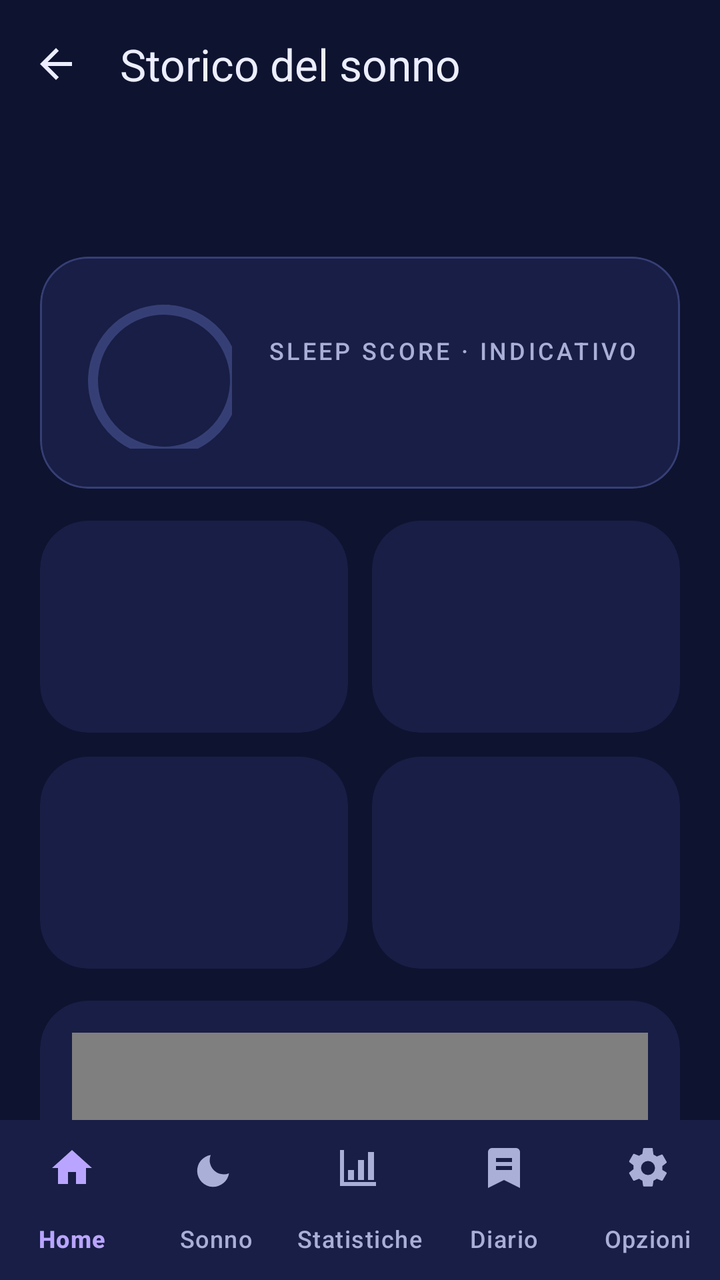
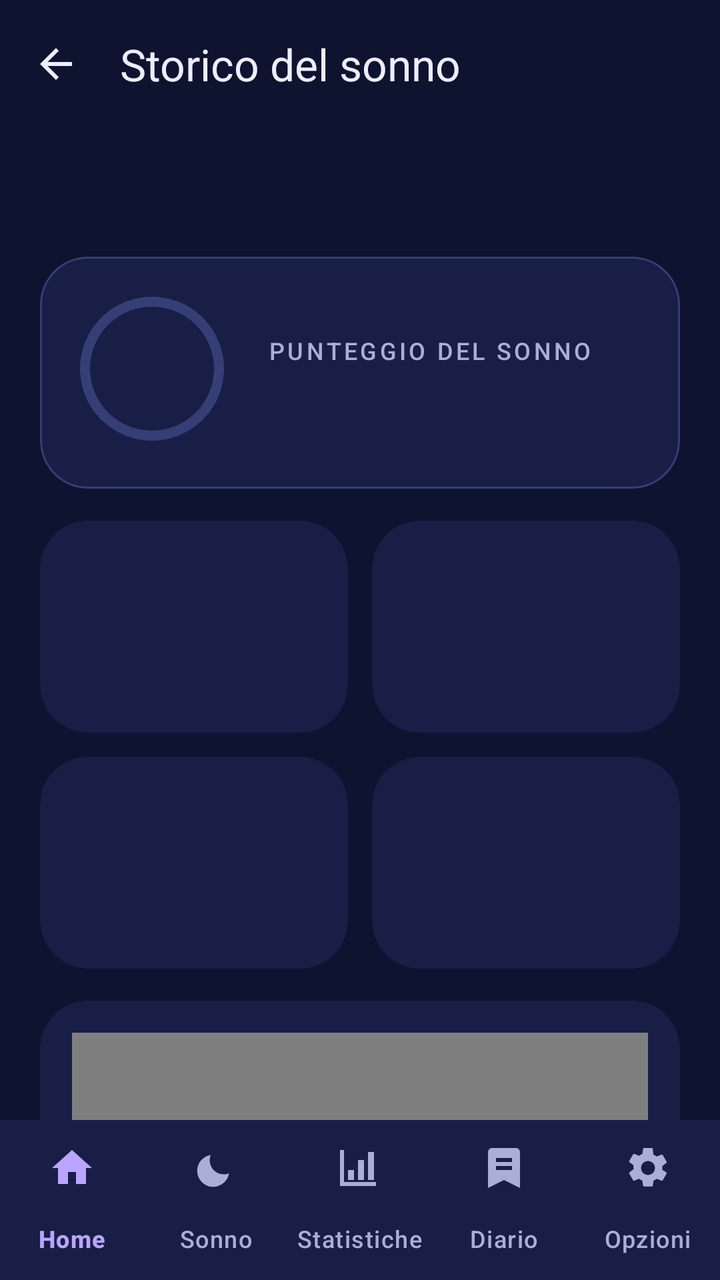

Screens rendered from an Android XML layout before and after an edit, with the pre-edit source and the edit as a unified diff.
<!-- AndroidManifest.xml: application theme Theme.Svegliami -->
<!-- res/layout/activity_sleep.xml -->
<?xml version="1.0" encoding="utf-8"?>
<LinearLayout xmlns:android="http://schemas.android.com/apk/res/android"
    xmlns:app="http://schemas.android.com/apk/res-auto"
    android:layout_width="match_parent"
    android:layout_height="match_parent"
    android:background="@color/night_bg"
    android:orientation="vertical">

    <com.google.android.material.appbar.MaterialToolbar
        android:id="@+id/toolbar"
        android:layout_width="match_parent"
        android:layout_height="?attr/actionBarSize"
        app:navigationIcon="@drawable/ic_arrow_back"
        app:title="Storico del sonno"
        app:titleTextColor="@color/on_surface" />

    <androidx.core.widget.NestedScrollView
        android:layout_width="match_parent"
        android:layout_height="0dp"
        android:layout_weight="1">

        <LinearLayout
            android:layout_width="match_parent"
            android:layout_height="wrap_content"
            android:orientation="vertical"
            android:paddingStart="20dp"
            android:paddingEnd="20dp"
            android:paddingBottom="32dp">

            <TextView
                android:id="@+id/tvNight"
                style="@style/Svegliami.Title"
                android:layout_width="wrap_content"
                android:layout_height="wrap_content" />

            <TextView
                android:id="@+id/tvNightRange"
                style="@style/Svegliami.Body"
                android:layout_width="wrap_content"
                android:layout_height="wrap_content" />

            <com.google.android.material.card.MaterialCardView
                android:id="@+id/scoreCard"
                android:layout_width="match_parent"
                android:layout_height="wrap_content"
                android:layout_marginTop="16dp"
                app:cardBackgroundColor="@color/surface"
                app:cardCornerRadius="24dp"
                app:strokeColor="@color/outline"
                app:strokeWidth="1dp">

                <LinearLayout
                    android:layout_width="match_parent"
                    android:layout_height="wrap_content"
                    android:gravity="center_vertical"
                    android:orientation="horizontal"
                    android:padding="20dp">

                    <FrameLayout
                        android:layout_width="76dp"
                        android:layout_height="76dp">

                        <com.google.android.material.progressindicator.CircularProgressIndicator
                            android:id="@+id/scoreProgress"
                            android:layout_width="match_parent"
                            android:layout_height="match_parent"
                            app:indicatorColor="@color/tertiary"
                            app:indicatorSize="76dp"
                            app:trackColor="@color/outline"
                            app:trackThickness="5dp" />

                        <TextView
                            android:id="@+id/tvScore"
                            android:layout_width="match_parent"
                            android:layout_height="match_parent"
                            android:gravity="center"
                            android:textColor="@color/on_surface"
                            android:textSize="24sp"
                            android:fontFamily="sans-serif-medium" />
                    </FrameLayout>

                    <LinearLayout
                        android:layout_width="0dp"
                        android:layout_height="wrap_content"
                        android:layout_marginStart="18dp"
                        android:layout_weight="1"
                        android:orientation="vertical">

                        <TextView
                            style="@style/Svegliami.Overline"
                            android:layout_width="wrap_content"
                            android:layout_height="wrap_content"
                            android:text="SLEEP SCORE · INDICATIVO" />

                        <TextView
                            android:id="@+id/tvScoreExplanation"
                            style="@style/Svegliami.Body"
                            android:layout_width="match_parent"
                            android:layout_height="wrap_content"
                            android:layout_marginTop="6dp"
                            android:textSize="12sp" />
                    </LinearLayout>
                </LinearLayout>
            </com.google.android.material.card.MaterialCardView>

            
            <LinearLayout
                android:id="@+id/statsBlock"
                android:layout_width="match_parent"
                android:layout_height="wrap_content"
                android:layout_marginTop="16dp"
                android:orientation="vertical">

                <LinearLayout
                    android:layout_width="match_parent"
                    android:layout_height="wrap_content"
                    android:orientation="horizontal">

                    <include android:id="@+id/statSleep" layout="@layout/item_stat"
                        android:layout_width="0dp" android:layout_height="wrap_content" android:layout_weight="1"
                        android:layout_marginEnd="6dp" />

                    <include android:id="@+id/statDeep" layout="@layout/item_stat"
                        android:layout_width="0dp" android:layout_height="wrap_content" android:layout_weight="1"
                        android:layout_marginStart="6dp" />
                </LinearLayout>

                <LinearLayout
                    android:layout_width="match_parent"
                    android:layout_height="wrap_content"
                    android:layout_marginTop="12dp"
                    android:orientation="horizontal">

                    <include android:id="@+id/statWake" layout="@layout/item_stat"
                        android:layout_width="0dp" android:layout_height="wrap_content" android:layout_weight="1"
                        android:layout_marginEnd="6dp" />

                    <include android:id="@+id/statSnore" layout="@layout/item_stat"
                        android:layout_width="0dp" android:layout_height="wrap_content" android:layout_weight="1"
                        android:layout_marginStart="6dp" />
                </LinearLayout>
            </LinearLayout>

            
            <com.google.android.material.card.MaterialCardView
                android:id="@+id/graphCard"
                android:layout_width="match_parent"
                android:layout_height="wrap_content"
                android:layout_marginTop="16dp">

                <LinearLayout
                    android:layout_width="match_parent"
                    android:layout_height="wrap_content"
                    android:orientation="vertical"
                    android:padding="16dp">

                    <it.svegliami.SleepGraphView
                        android:id="@+id/graph"
                        android:layout_width="match_parent"
                        android:layout_height="190dp" />

                    <TextView
                        android:id="@+id/tvLegend"
                        android:layout_width="match_parent"
                        android:layout_height="wrap_content"
                        android:layout_marginTop="10dp"
                        android:textColor="@color/on_surface_variant"
                        android:textSize="12sp" />
                </LinearLayout>
            </com.google.android.material.card.MaterialCardView>

            <TextView
                android:id="@+id/tvDetails"
                style="@style/Svegliami.Body"
                android:layout_width="match_parent"
                android:layout_height="wrap_content"
                android:layout_marginTop="12dp" />

            <TextView
                android:id="@+id/tvNightsTitle"
                style="@style/Svegliami.Title"
                android:layout_width="wrap_content"
                android:layout_height="wrap_content"
                android:layout_marginTop="28dp"
                android:text="Notti registrate" />

            <LinearLayout
                android:id="@+id/nightList"
                android:layout_width="match_parent"
                android:layout_height="wrap_content"
                android:orientation="vertical" />

            <TextView
                style="@style/Svegliami.Body"
                android:layout_width="match_parent"
                android:layout_height="wrap_content"
                android:layout_marginTop="20dp"
                android:text="Le fasi sono stimate dai movimenti e dai suoni rilevati dal telefono: sono un'indicazione, non una misura clinica."
                android:textSize="12sp" />
        </LinearLayout>
    </androidx.core.widget.NestedScrollView>

    <com.google.android.material.bottomnavigation.BottomNavigationView
        android:id="@+id/bottomNavigation"
        android:layout_width="match_parent"
        android:layout_height="wrap_content"
        android:backgroundTint="@color/surface"
        app:itemIconTint="@color/nav_item_tint"
        app:itemTextColor="@color/nav_item_tint"
        app:labelVisibilityMode="labeled"
        app:menu="@menu/menu_bottom_nav" />
</LinearLayout>
<!-- res/layout/item_stat.xml (included above) -->
<?xml version="1.0" encoding="utf-8"?>
<com.google.android.material.card.MaterialCardView xmlns:android="http://schemas.android.com/apk/res/android"
    android:layout_width="match_parent"
    android:layout_height="wrap_content">

    <LinearLayout
        android:layout_width="match_parent"
        android:layout_height="wrap_content"
        android:orientation="vertical"
        android:padding="16dp">

        <TextView
            android:id="@+id/statLabel"
            style="@style/Svegliami.Overline"
            android:layout_width="wrap_content"
            android:layout_height="wrap_content" />

        <TextView
            android:id="@+id/statValue"
            android:layout_width="wrap_content"
            android:layout_height="wrap_content"
            android:layout_marginTop="4dp"
            android:fontFamily="sans-serif-light"
            android:textColor="@color/on_surface"
            android:textSize="28sp" />

        <TextView
            android:id="@+id/statSub"
            style="@style/Svegliami.Body"
            android:layout_width="wrap_content"
            android:layout_height="wrap_content"
            android:textSize="12sp" />
    </LinearLayout>
</com.google.android.material.card.MaterialCardView>
<!-- resources referenced by this layout -->
<resources>
  <color name="night_bg">#0E1330</color>
  <color name="on_surface">#ECEEFF</color>
  <color name="on_surface_variant">#A9AFD6</color>
  <color name="outline">#363F75</color>
  <color name="surface">#181E45</color>
  <color name="tertiary">#B9A5FF</color>
  <!-- drawable ic_arrow_back (drawable) -->
  <vector xmlns:android="http://schemas.android.com/apk/res/android"
      android:width="24dp" android:height="24dp" android:viewportWidth="24" android:viewportHeight="24"
      android:autoMirrored="true">
      <path android:fillColor="#FFECEEFF" android:pathData="M20,11H7.83l5.59,-5.59L12,4l-8,8 8,8 1.41,-1.41L7.83,13H20v-2z" />
  </vector>
  <style name="Svegliami.Body" parent="">
          <item name="android:textSize">14sp</item>
          <item name="android:textColor">@color/on_surface_variant</item>
          <item name="android:lineSpacingExtra">2dp</item>
      </style>
  <style name="Svegliami.Overline" parent="">
          <item name="android:textSize">12sp</item>
          <item name="android:letterSpacing">0.12</item>
          <item name="android:textAllCaps">true</item>
          <item name="android:fontFamily">sans-serif-medium</item>
          <item name="android:textColor">@color/on_surface_variant</item>
      </style>
  <style name="Svegliami.Title" parent="">
          <item name="android:textSize">22sp</item>
          <item name="android:fontFamily">sans-serif-medium</item>
          <item name="android:textColor">@color/on_surface</item>
      </style>
  <style name="Theme.Svegliami" parent="Base.Theme.Svegliami" />
  <color name="primary">#FFB86B</color>
  <color name="on_primary">#3A2000</color>
  <color name="primary_container">#4F3414</color>
  <color name="on_primary_container">#FFDDB8</color>
  <color name="secondary">#8AB4FF</color>
  <color name="on_secondary">#00224D</color>
  <color name="secondary_container">#1F3A66</color>
  <color name="on_secondary_container">#D6E3FF</color>
  <color name="on_tertiary">#20125A</color>
  <color name="tertiary_container">#33296B</color>
  <color name="on_tertiary_container">#E8DEFF</color>
  <color name="error">#FF8A80</color>
  <color name="error_container">#4A1F2B</color>
  <color name="on_error_container">#FFDAD6</color>
  <color name="surface_high">#222A5C</color>
  <style name="Svegliami.Card" parent="Widget.Material3.CardView.Filled">
          <item name="cardBackgroundColor">@color/surface</item>
          <item name="cardCornerRadius">24dp</item>
          <item name="cardElevation">0dp</item>
          <item name="strokeWidth">0dp</item>
      </style>
  <!-- unchanged entries left out for length: 1 -->
</resources>

<!-- the commit's change to res/layout/activity_sleep.xml (unified diff, before → after) -->
@@ -65,7 +65,8 @@
                             android:layout_width="match_parent"
                             android:layout_height="match_parent"
                             app:indicatorColor="@color/tertiary"
-                            app:indicatorSize="76dp"
+                            app:indicatorInset="0dp"
+                            app:indicatorSize="72dp"
                             app:trackColor="@color/outline"
                             app:trackThickness="5dp" />
 
@@ -90,7 +91,7 @@
                             style="@style/Svegliami.Overline"
                             android:layout_width="wrap_content"
                             android:layout_height="wrap_content"
-                            android:text="SLEEP SCORE · INDICATIVO" />
+                            android:text="Punteggio del sonno" />
 
                         <TextView
                             android:id="@+id/tvScoreExplanation"
